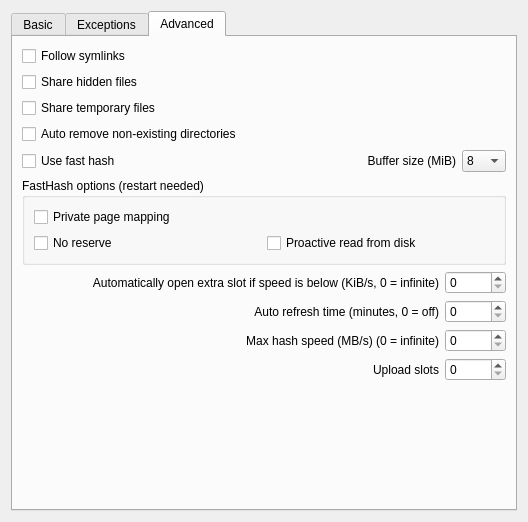
eiskaltdcpp/eiskaltdcpp, file eiskaltdcpp-qt/ui/UISettingsSharing.ui: the form before one commit.
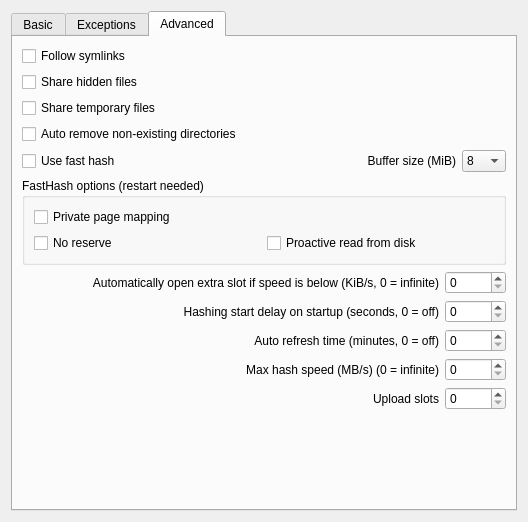
The form after the commit. The open tabs and pages were chosen to show the change.

Commit message: DC++ Core: * Added option of hashing start delay on startup.   If delay == 0, hashing process will not be resumed.   (Fixed issue #1036) EiskaltDC++ Qt: * Added option in settings dialog (see above).

```diff
--- a/eiskaltdcpp-qt/ui/UISettingsSharing.ui
+++ b/eiskaltdcpp-qt/ui/UISettingsSharing.ui
@@ -405,6 +405,38 @@
           </widget>
          </item>
          <item row="1" column="0">
+          <widget class="QLabel" name="label_8">
+           <property name="sizePolicy">
+            <sizepolicy hsizetype="Expanding" vsizetype="Preferred">
+             <horstretch>0</horstretch>
+             <verstretch>0</verstretch>
+            </sizepolicy>
+           </property>
+           <property name="text">
+            <string>Hashing start delay on startup (seconds, 0 = off)</string>
+           </property>
+           <property name="scaledContents">
+            <bool>true</bool>
+           </property>
+           <property name="alignment">
+            <set>Qt::AlignRight|Qt::AlignTrailing|Qt::AlignVCenter</set>
+           </property>
+           <property name="wordWrap">
+            <bool>true</bool>
+           </property>
+          </widget>
+         </item>
+         <item row="1" column="1">
+          <widget class="QSpinBox" name="spinBox_HASHING_START_DELAY">
+           <property name="toolTip">
+            <string>Here you can set time interval of auto refreshing your share.</string>
+           </property>
+           <property name="maximum">
+            <number>10080</number>
+           </property>
+          </widget>
+         </item>
+         <item row="2" column="0">
           <widget class="QLabel" name="label_5">
            <property name="sizePolicy">
             <sizepolicy hsizetype="Expanding" vsizetype="Preferred">
@@ -426,7 +458,7 @@
            </property>
           </widget>
          </item>
-         <item row="1" column="1">
+         <item row="2" column="1">
           <widget class="QSpinBox" name="spinBox_REFRESH_TIME">
            <property name="toolTip">
             <string>Here you can set time interval of auto refreshing your share.</string>
@@ -436,7 +468,7 @@
            </property>
           </widget>
          </item>
-         <item row="2" column="0">
+         <item row="3" column="0">
           <widget class="QLabel" name="label_3">
            <property name="sizePolicy">
             <sizepolicy hsizetype="Expanding" vsizetype="Preferred">
@@ -455,7 +487,7 @@
            </property>
           </widget>
          </item>
-         <item row="2" column="1">
+         <item row="3" column="1">
           <widget class="QSpinBox" name="spinBox_MAXHASHSPEED">
            <property name="toolTip">
             <string>You can limit maximum hash speed here
@@ -463,7 +495,7 @@
            </property>
           </widget>
          </item>
-         <item row="3" column="0">
+         <item row="4" column="0">
           <widget class="QLabel" name="label_2">
            <property name="sizePolicy">
             <sizepolicy hsizetype="Expanding" vsizetype="Preferred">
@@ -479,7 +511,7 @@
            </property>
           </widget>
          </item>
-         <item row="3" column="1">
+         <item row="4" column="1">
           <widget class="QSpinBox" name="spinBox_UPLOAD">
            <property name="toolTip">
             <string>Configure the number of slots that other users can occupy
```
Left out of the diff: 2 changed lines with no effect on the pictures. The commit also changes 7 other files.
